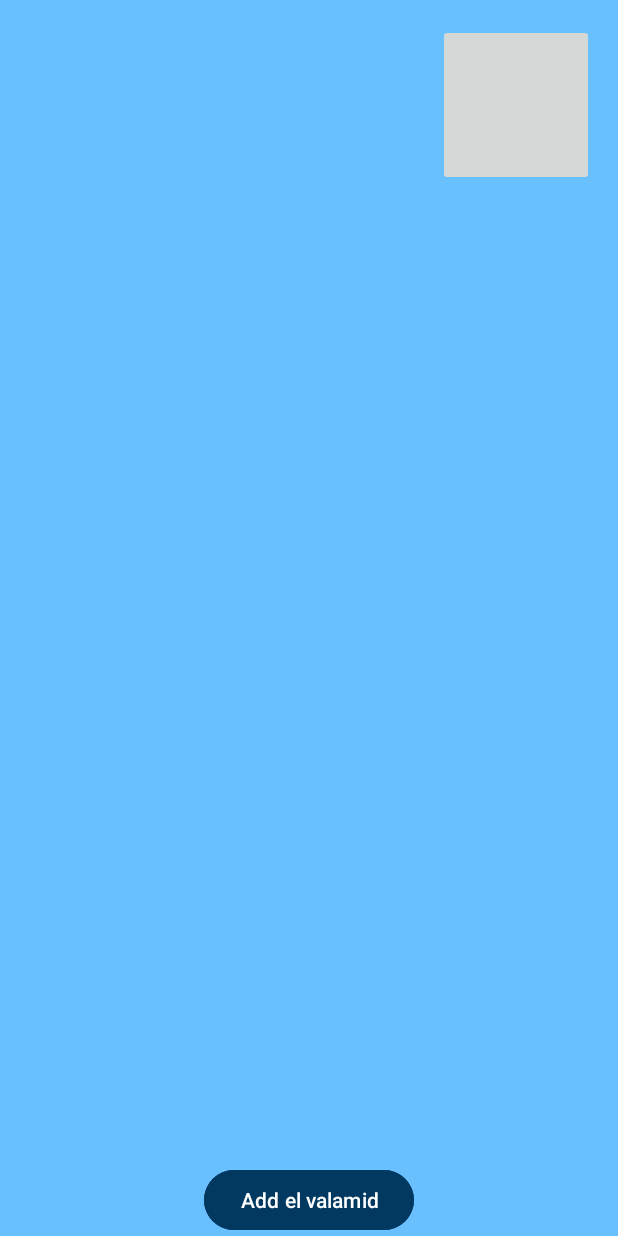
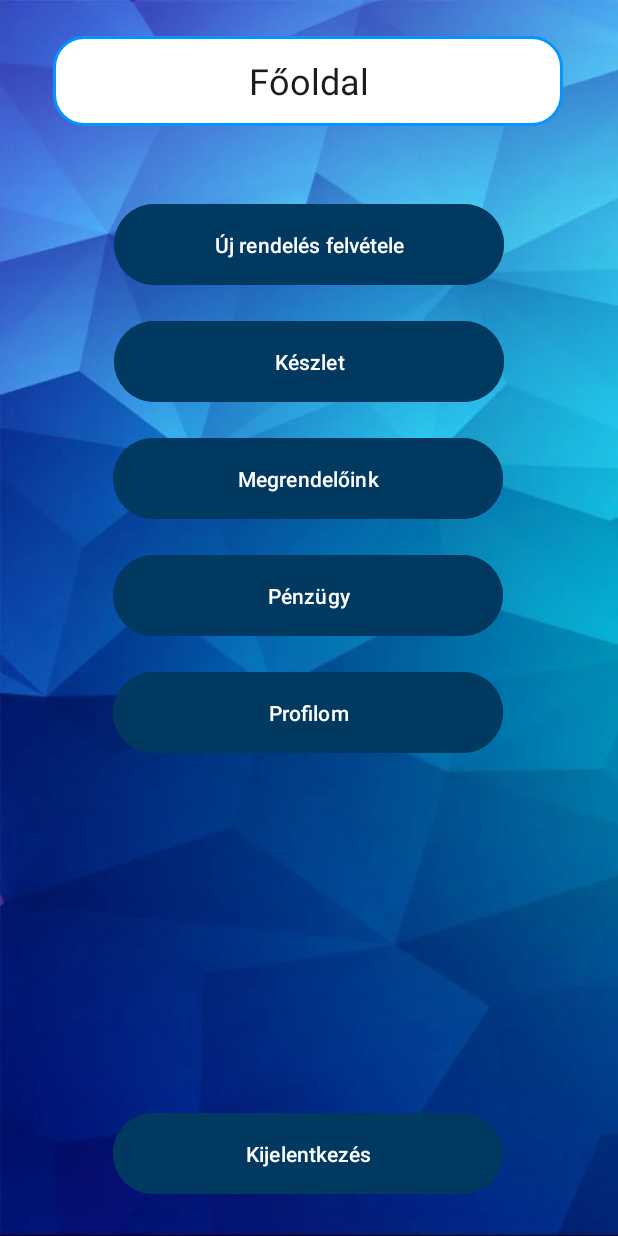
Before and after one commit to ropi0955/Android_Project, an Android app: the screen it shows after launch (MainActivity), on a phone screen of 412 x 824 dp. Run offline under Robolectric (Android 15) with nearby library versions, the phone set to English and light mode, and no system bars.

Commit message:
main activity design, activity_market.xml redesign remove ChangePasswordActivity.java and every component

```diff
--- a/app/src/main/AndroidManifest.xml
+++ b/app/src/main/AndroidManifest.xml
@@ -28,9 +28,6 @@
             android:name=".pages.LoginActivity"
             android:exported="false" />
         <activity
-            android:name=".pages.ChangePasswordActivity"
-            android:exported="false" />
-        <activity
             android:name=".ProfileActivity"
             android:exported="false" />
         <activity
--- a/app/src/main/java/hu/nje/tienda/MainActivity.java
+++ b/app/src/main/java/hu/nje/tienda/MainActivity.java
@@ -10,7 +10,8 @@ import android.widget.Button;
 import android.widget.ImageButton;
 
 public class MainActivity extends AppCompatActivity {
-private Button buttonNewProduct;
+private Button button_new_order;
+private Button button_profile;
 private ImageButton profileButton;
     @SuppressLint("MissingInflatedId")
     @Override
@@ -18,8 +19,9 @@ private ImageButton profileButton;
         super.onCreate(savedInstanceState);
         setContentView(R.layout.activity_main);
 
-        buttonNewProduct = findViewById(R.id.buttonNewProduct);
-        profileButton = findViewById(R.id.profileButton);
+        button_new_order = findViewById(R.id.button_new_order);
+        button_profile = findViewById(R.id.button_profile);
+
 
 
 
@@ -27,13 +29,13 @@ private ImageButton profileButton;
 
 
         //navigáció New Product oldalra
-        buttonNewProduct.setOnClickListener(new View.OnClickListener() {
+        button_new_order.setOnClickListener(new View.OnClickListener() {
             @Override
             public void onClick(View view) {
             openNewProduct();
             }
         });
-        profileButton.setOnClickListener(new View.OnClickListener() {
+       button_profile.setOnClickListener(new View.OnClickListener() {
             @Override
             public void onClick(View view) {openProfileActivity(); }
         });
--- a/app/src/main/res/layout/activity_main.xml
+++ b/app/src/main/res/layout/activity_main.xml
@@ -5,28 +5,101 @@
     android:layout_width="match_parent"
     android:layout_height="match_parent"
     tools:context=".MainActivity"
-    android:background="@color/background">
+    android:background="@drawable/tienda_bg">
 
-    <ImageButton
-        android:id="@+id/profileButton"
-        android:layout_width="104dp"
-        android:layout_height="108dp"
-        android:layout_marginTop="16dp"
-        android:layout_marginEnd="16dp"
+    <EditText
+        android:id="@+id/main_maintext"
+        android:layout_width="340dp"
+        android:layout_height="60dp"
+        android:layout_gravity="center"
+        android:layout_marginTop="24dp"
+        android:background="@drawable/blue_border"
+        android:drawablePadding="8dp"
+        android:padding="8dp"
+        android:text="Főoldal"
+        android:textAlignment="center"
+        android:textSize="24sp"
         app:layout_constraintEnd_toEndOf="parent"
-        app:layout_constraintTop_toTopOf="parent"
-        tools:ignore="SpeakableTextPresentCheck"
-        tools:srcCompat="@tools:sample/avatars" />
+        app:layout_constraintHorizontal_bias="0.492"
+        app:layout_constraintStart_toStartOf="parent"
+        app:layout_constraintTop_toTopOf="parent" />
 
     <Button
-        android:id="@+id/buttonNewProduct"
-        android:layout_width="wrap_content"
-        android:layout_height="wrap_content"
-        android:text="Add el valamid"
+        android:id="@+id/button_new_order"
+        android:layout_width="260dp"
+        android:layout_height="62dp"
+        android:layout_marginTop="48dp"
+        android:backgroundTint="@color/dark"
+        android:text="Új rendelés felvétele"
+        android:textColor="@color/white"
+        app:layout_constraintEnd_toEndOf="parent"
+        app:layout_constraintStart_toStartOf="parent"
+        app:layout_constraintTop_toBottomOf="@+id/main_maintext" />
+
+    <Button
+        android:id="@+id/button_stock"
+        android:layout_width="260dp"
+        android:layout_height="62dp"
+        android:layout_marginTop="16dp"
+        android:backgroundTint="@color/dark"
+        android:text="Készlet"
+        android:textColor="@color/white"
+        app:layout_constraintEnd_toEndOf="parent"
+        app:layout_constraintStart_toStartOf="parent"
+        app:layout_constraintTop_toBottomOf="@+id/button_new_order" />
+
+    <Button
+        android:id="@+id/button_customer"
+        android:layout_width="260dp"
+        android:layout_height="62dp"
+        android:layout_marginTop="16dp"
+        android:backgroundTint="@color/dark"
+        android:text="Megrendelőink"
+        android:textColor="@color/white"
+        app:layout_constraintEnd_toEndOf="parent"
+        app:layout_constraintHorizontal_bias="0.496"
+        app:layout_constraintStart_toStartOf="parent"
+        app:layout_constraintTop_toBottomOf="@+id/button_stock" />
+
+
+    <Button
+        android:id="@+id/button_finance"
+        android:layout_width="260dp"
+        android:layout_height="62dp"
+        android:layout_marginTop="16dp"
+        android:backgroundTint="@color/dark"
+        android:text="Pénzügy"
+        android:textColor="@color/white"
+        app:layout_constraintEnd_toEndOf="parent"
+        app:layout_constraintHorizontal_bias="0.496"
+        app:layout_constraintStart_toStartOf="parent"
+        app:layout_constraintTop_toBottomOf="@+id/button_customer" />
+
+    <Button
+        android:id="@+id/button_profile"
+        android:layout_width="260dp"
+        android:layout_height="62dp"
+        android:layout_marginTop="16dp"
+        android:backgroundTint="@color/dark"
+        android:text="Profilom"
+        android:textColor="@color/white"
+        app:layout_constraintEnd_toEndOf="parent"
+        app:layout_constraintHorizontal_bias="0.496"
+        app:layout_constraintStart_toStartOf="parent"
+        app:layout_constraintTop_toBottomOf="@+id/button_finance" />
+
+    <Button
+        android:id="@+id/button_log_out"
+        android:layout_width="260dp"
+        android:layout_height="62dp"
+        android:layout_marginBottom="24dp"
+        android:backgroundTint="@color/dark"
+        android:text="Kijelentkezés"
+        android:textColor="@color/white"
         app:layout_constraintBottom_toBottomOf="parent"
         app:layout_constraintEnd_toEndOf="parent"
-        app:layout_constraintStart_toStartOf="parent"
-        android:backgroundTint="@color/dark"
-        app:tint="@color/white"/>
+        app:layout_constraintHorizontal_bias="0.496"
+        app:layout_constraintStart_toStartOf="parent" />
+
 
 </androidx.constraintlayout.widget.ConstraintLayout>
```
Also changed, not shown: app/src/main/java/hu/nje/tienda/ProfileActivity.java (+2 -12 lines), app/src/main/java/hu/nje/tienda/pages/ChangePasswordActivity.java (deleted, +0 -33 lines), app/src/main/res/layout/activity_change_password.xml (deleted, +0 -73 lines), app/src/main/res/layout/activity_market.xml (+0 -13 lines).
